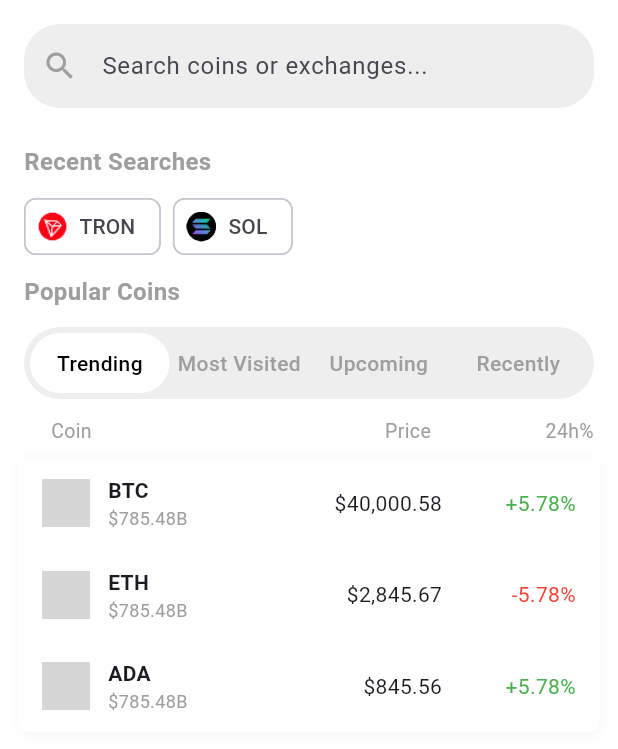
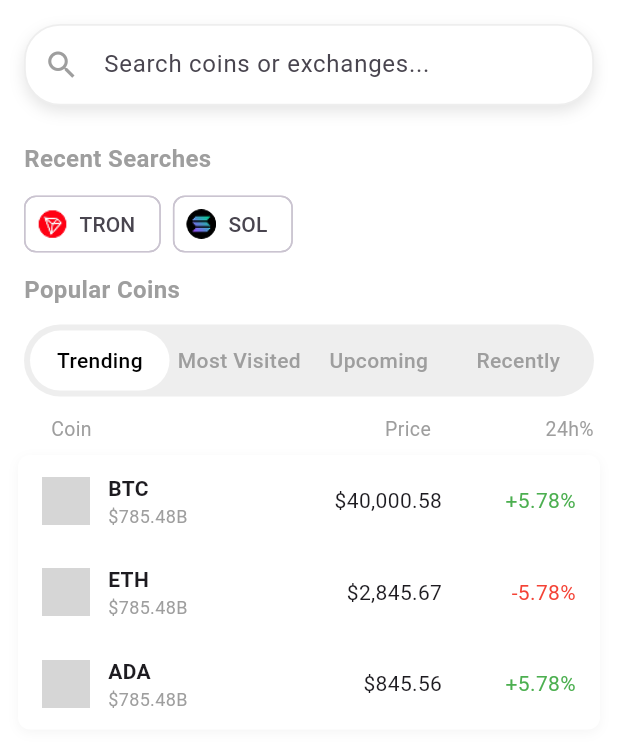
Before and after one commit to ChanSuvannet/CoinXplorer, a Flutter app: the SearchPage screen opened directly, on a phone screen of 412 x 824 dp. Shown: the top 749 px of the screen. Run offline on Flutter 3.47's test engine with Material 3 defaults, Android fonts, the phone set to English and light mode, and no system bars; our stand-ins replace font_awesome_flutter, google_fonts, syncfusion_flutter_gauges; network calls fail; grey boxes are pictures that could not be loaded.

Commit message:
improve search bar

```diff
--- a/lib/presentation/screens/s3_home/a3_search/search_page.dart
+++ b/lib/presentation/screens/s3_home/a3_search/search_page.dart
@@ -1,25 +1,39 @@
+import 'package:coinxplorer/core/constants/colors.dart';
 import 'package:flutter/material.dart';
 
 class SearchPage extends StatelessWidget {
   const SearchPage({super.key});
 
   Widget buildSearchBar() {
-    return Padding(
-      padding: const EdgeInsets.symmetric(horizontal: 16.0),
+  return Padding(
+    padding: const EdgeInsets.symmetric(horizontal: 16.0),
+    child: Container(
+      decoration: BoxDecoration(
+        color: AppColors.backgroundLight,
+        borderRadius: BorderRadius.circular(24.0),
+        boxShadow: [
+          BoxShadow(
+            color: Colors.black.withOpacity(0.1), // soft shadow
+            blurRadius: 8,
+            offset: Offset(0, 4),
+          ),
+        ],
+        border: Border.all(
+          color: Colors.grey.shade200, // darker border
+          width: 1.2,
+        ),
+      ),
       child: TextField(
         decoration: InputDecoration(
-          filled: true,
-          fillColor: Colors.grey.shade200,
           prefixIcon: const Icon(Icons.search, color: Colors.grey),
           hintText: 'Search coins or exchanges...',
-          border: OutlineInputBorder(
-            borderRadius: BorderRadius.circular(24.0),
-            borderSide: BorderSide.none,
-          ),
+          border: InputBorder.none,
+          contentPadding: const EdgeInsets.symmetric(vertical: 14),
         ),
       ),
-    );
-  }
+    ),
+  );
+}
 
  Widget buildRecentSearches() {
     return Column(
```
Also changed, not shown: pubspec.lock.
